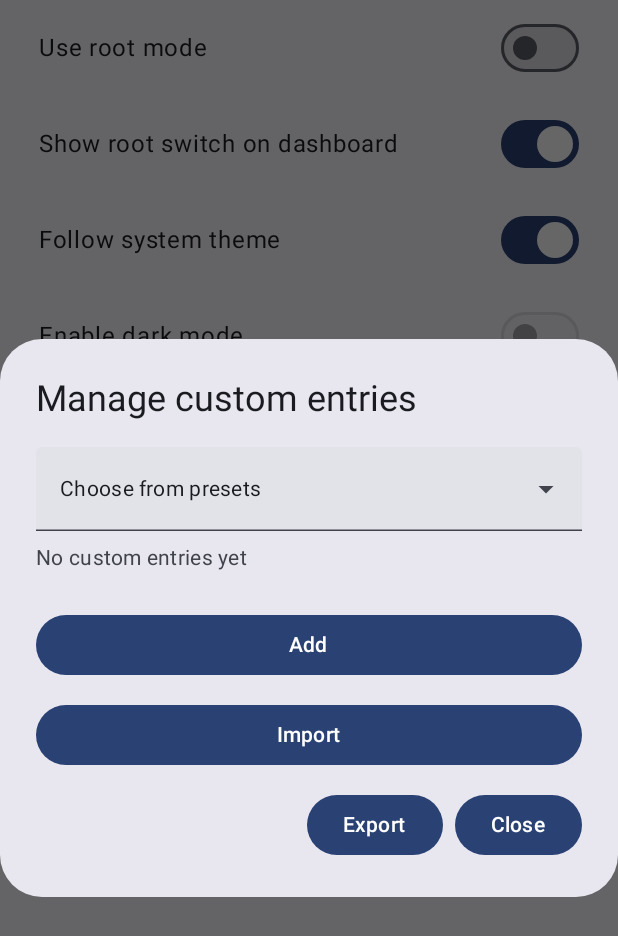
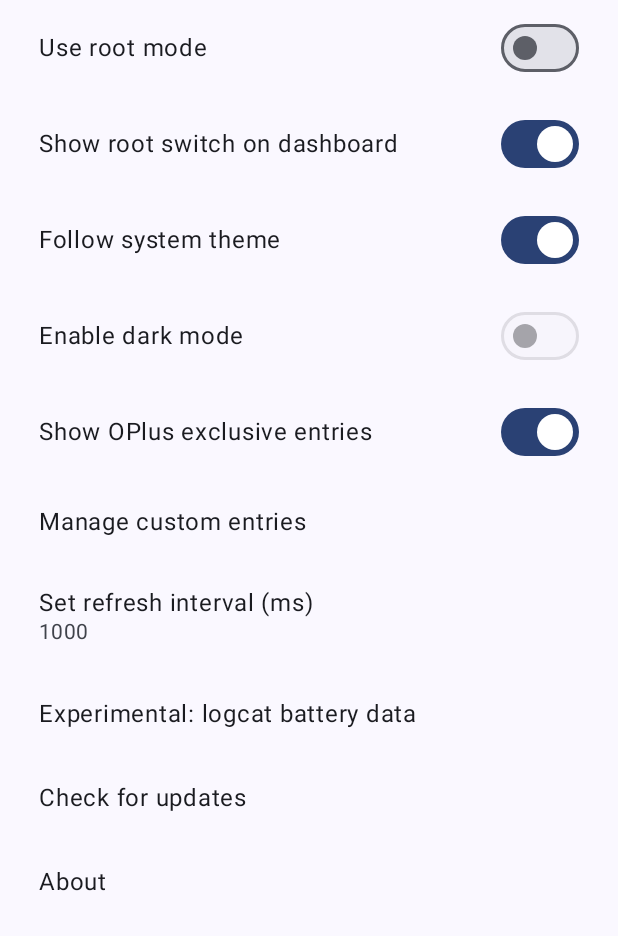
Before and after one commit to dijia1124/PlusPlusBattery, an Android app built with Jetpack Compose: the composable SettingsContent shown on its own in the app's theme, after a tap on "Manage custom entries", on a phone screen of 412 x 824 dp. Shown: the top 936 px of the screen. Run offline under Robolectric (Android 15) with nearby library versions, the phone set to English and light mode, and no system bars; libraries missing offline, so code that uses them is left out: com.topjohnwu.superuser; 2 statements that could not run were skipped.

Commit message:
refactor(UI): add root check for custom-entry & logcat batt data in settings screen

```diff
--- a/app/src/main/java/com/dijia1124/plusplusbattery/ui/screen/Settings.kt
+++ b/app/src/main/java/com/dijia1124/plusplusbattery/ui/screen/Settings.kt
@@ -34,6 +34,7 @@ import com.dijia1124.plusplusbattery.R
 import com.dijia1124.plusplusbattery.vm.SettingsViewModel
 import com.dijia1124.plusplusbattery.ui.components.AppScaffold
 import androidx.core.net.toUri
+import com.dijia1124.plusplusbattery.ui.components.showRootDeniedToast
 import kotlin.math.roundToInt
 
 @Composable
@@ -137,10 +138,16 @@ fun SettingsContent(
             }
         )
         if (showMgr) {
-            ManageEntriesDialog(
-                viewModel = batteryVM,
-                onDismiss = { showMgr = false }
-            )
+            if (isRootMode) {
+                ManageEntriesDialog(
+                    viewModel = batteryVM,
+                    onDismiss = { showMgr = false }
+                )
+            }
+            else {
+                context.showRootDeniedToast()
+                showMgr = false
+            }
         }
         RefreshIntervalListItem(
             refreshInterval = refreshInterval,
@@ -149,7 +156,11 @@ fun SettingsContent(
             }
         )
         ListItem(
-            modifier = Modifier.clickable { navController.navigate("battery_logcat_experiment") },
+            modifier = Modifier.clickable {
+                if (isRootMode) {
+                    navController.navigate("battery_logcat_experiment")
+                }
+                else context.showRootDeniedToast()},
             headlineContent = { Text(text = stringResource(R.string.get_from_logcat), style = MaterialTheme.typography.bodyLarge) }
         )
         ListItem(
```
